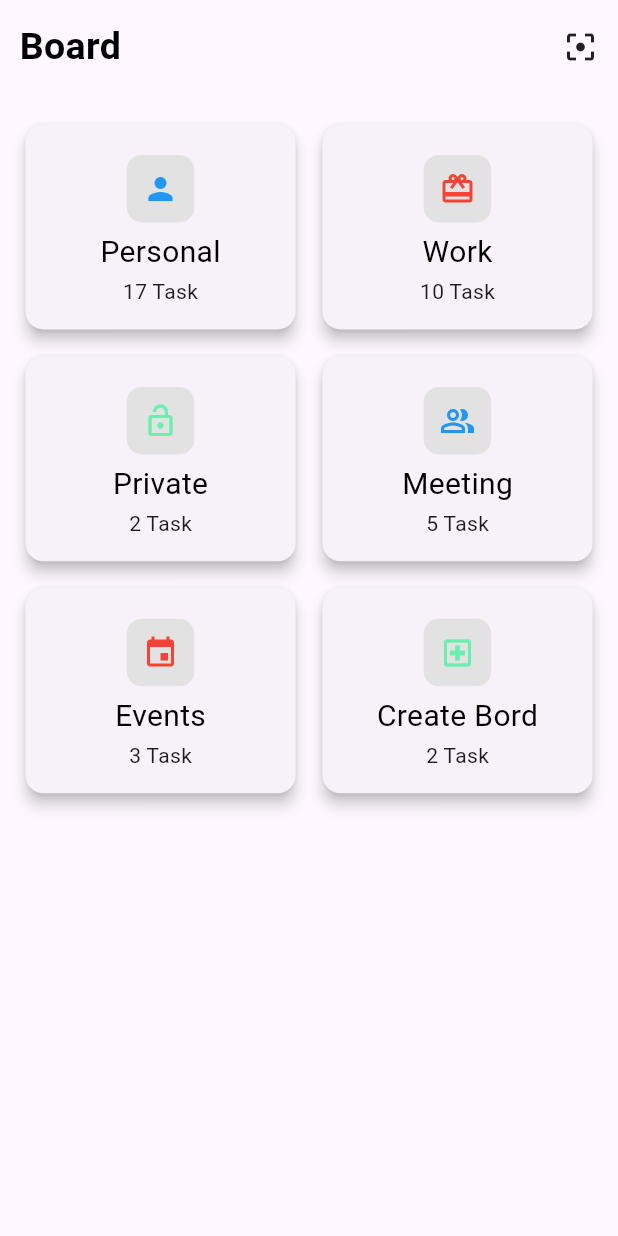
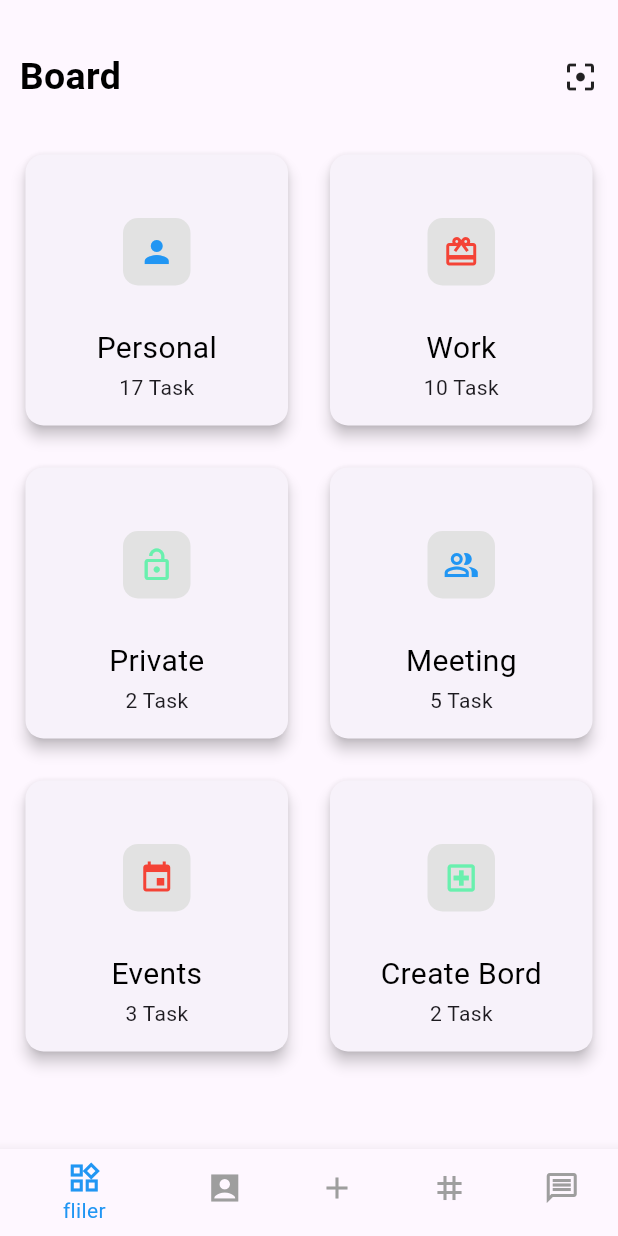
Before and after one commit to shamseernpm-beep/practice_dribble, a Flutter app: the Grid screen opened directly, on a phone screen of 412 x 824 dp. Run offline on Flutter 3.47's test engine with Material 3 defaults, Android fonts, the light colour scheme and no system bars.

Commit message:
new pages

```diff
--- a/lib/go.dart
+++ b/lib/go.dart
@@ -8,14 +8,18 @@ class Grid extends StatefulWidget {
 }
 
 class _GridState extends State<Grid> {
+  int currentIndex = 0;
   @override
   Widget build(BuildContext context) {
     return Scaffold(
       body: SafeArea(
+        child: SingleChildScrollView(
+          scrollDirection: Axis.vertical,
           child: Padding(
             padding: const EdgeInsets.all(13),
             child: Column(
               children: [
+                SizedBox(height: 20),
                 Row(
                   children: [
                     Text(
@@ -33,10 +37,10 @@ class _GridState extends State<Grid> {
                 SizedBox(height: 30),
                 GridView.count(
                   crossAxisCount: 2,
-                crossAxisSpacing: 10,
-                mainAxisSpacing: 10,
+                  crossAxisSpacing: 20,
+                  mainAxisSpacing: 20,
                   shrinkWrap: true,
-                childAspectRatio: 1.3,
+                  childAspectRatio: 0.97,
 
                   children: [
                     Card(
@@ -66,7 +70,10 @@ class _GridState extends State<Grid> {
 
                             Text(
                               "Personal",
-                            style: TextStyle(fontSize: 20, color: Colors.black),
+                              style: TextStyle(
+                                fontSize: 20,
+                                color: Colors.black,
+                              ),
                             ),
                             SizedBox(height: 2),
                             Text("17 Task"),
@@ -151,7 +158,10 @@ class _GridState extends State<Grid> {
                             ),
                             Text(
                               "Private",
-                            style: TextStyle(fontSize: 20, color: Colors.black),
+                              style: TextStyle(
+                                fontSize: 20,
+                                color: Colors.black,
+                              ),
                             ),
                             SizedBox(height: 2),
                             Text("2 Task"),
@@ -189,7 +199,10 @@ class _GridState extends State<Grid> {
                             ),
                             Text(
                               "Meeting",
-                            style: TextStyle(fontSize: 20, color: Colors.black),
+                              style: TextStyle(
+                                fontSize: 20,
+                                color: Colors.black,
+                              ),
                             ),
                             SizedBox(height: 2),
                             Text("5 Task"),
@@ -224,7 +237,10 @@ class _GridState extends State<Grid> {
                             ),
                             Text(
                               "Events",
-                            style: TextStyle(fontSize: 20, color: Colors.black),
+                              style: TextStyle(
+                                fontSize: 20,
+                                color: Colors.black,
+                              ),
                             ),
                             SizedBox(height: 2),
                             Text("3 Task"),
@@ -262,7 +278,10 @@ class _GridState extends State<Grid> {
                             ),
                             Text(
                               "Create Bord",
-                            style: TextStyle(fontSize: 20, color: Colors.black),
+                              style: TextStyle(
+                                fontSize: 20,
+                                color: Colors.black,
+                              ),
                             ),
                             SizedBox(height: 2),
                             Text("2 Task"),
@@ -276,6 +295,33 @@ class _GridState extends State<Grid> {
             ),
           ),
         ),
+      ),
+      bottomNavigationBar: BottomNavigationBar(
+        selectedItemColor: Colors.blue,
+        unselectedItemColor: Colors.grey,
+        currentIndex: currentIndex,
+        onTap: (index) {
+          setState(() {
+            currentIndex = index;
+          });
+        },
+        items: [
+          BottomNavigationBarItem(
+            icon: Icon(Icons.widgets_outlined),
+            label: "fliler",
+          ),
+          BottomNavigationBarItem(
+            icon: Icon(Icons.account_box_sharp),
+            label: "Like",
+          ),
+          BottomNavigationBarItem(icon: Icon(Icons.add), label: "post"),
+          BottomNavigationBarItem(icon: Icon(Icons.grid_3x3), label: "grid"),
+          BottomNavigationBarItem(
+            icon: Icon(Icons.message_outlined),
+            label: "message",
+          ),
+        ],
+      ),
     );
   }
 }
```
Lines whose indentation alone changed are shown as unchanged.
